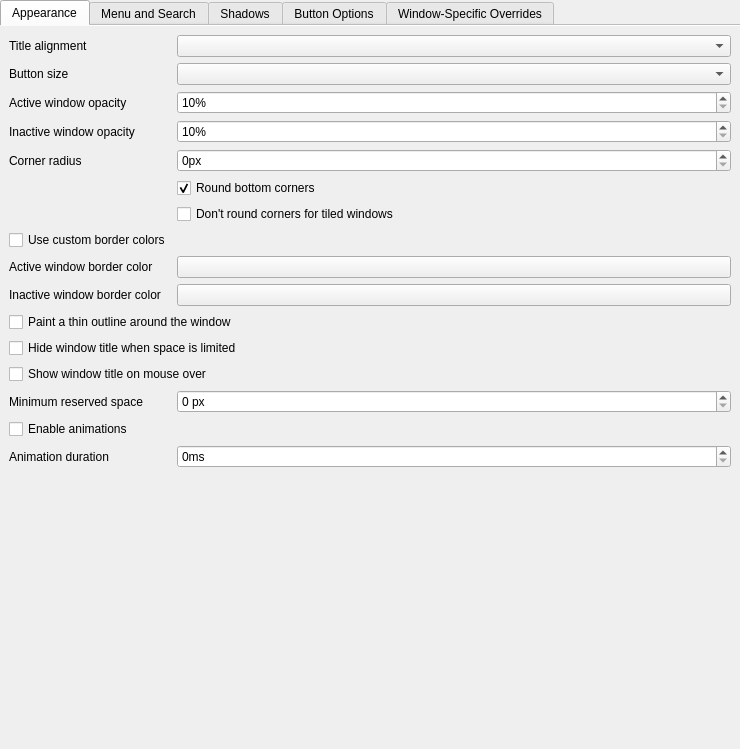
guiodic/material-decoration, file src/kcm/config.ui: the form before one commit.
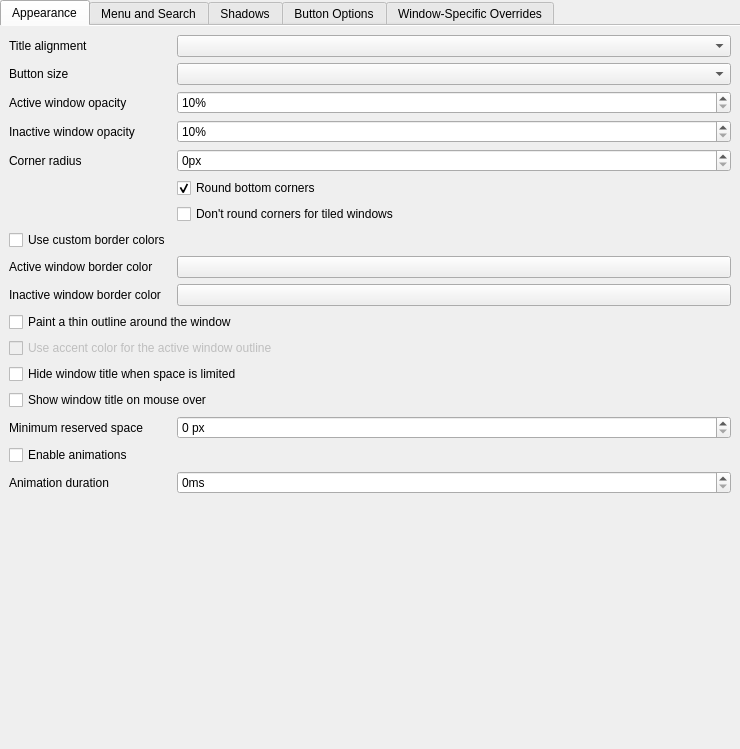
The form after the commit. Custom widgets are drawn as their Qt base class.

Commit message: Add optional accent color for the active window outline

What changed in the file:
```diff
--- a/src/kcm/config.ui
+++ b/src/kcm/config.ui
@@ -182,27 +182,37 @@
         </widget>
        </item>
        <item row="11" column="0" colspan="2">
+        <widget class="QCheckBox" name="kcfg_ActiveOutlineUsesAccent">
+         <property name="enabled">
+          <bool>false</bool>
+         </property>
+         <property name="text">
+          <string>Use accent color for the active window outline</string>
+         </property>
+        </widget>
+       </item>
+       <item row="12" column="0" colspan="2">
         <widget class="QCheckBox" name="kcfg_HideCaptionWhenLimitedSpace">
          <property name="text">
           <string>Hide window title when space is limited</string>
          </property>
         </widget>
        </item>
-       <item row="12" column="0" colspan="2">
+       <item row="13" column="0" colspan="2">
         <widget class="QCheckBox" name="kcfg_ShowCaptionOnHover">
          <property name="text">
           <string>Show window title on mouse over</string>
          </property>
         </widget>
        </item>
-       <item row="13" column="0">
+       <item row="14" column="0">
         <widget class="QLabel" name="label_minWidthForCaption">
          <property name="text">
           <string>Minimum reserved space</string>
          </property>
         </widget>
        </item>
-       <item row="13" column="1">
+       <item row="14" column="1">
         <widget class="QSpinBox" name="kcfg_MinWidthForCaption">
          <property name="suffix">
           <string> px</string>
@@ -215,21 +225,21 @@
          </property>
         </widget>
        </item>
-       <item row="14" column="0" colspan="2">
+       <item row="15" column="0" colspan="2">
         <widget class="QCheckBox" name="kcfg_AnimationsEnabled">
          <property name="text">
           <string>Enable animations</string>
          </property>
         </widget>
        </item>
-       <item row="15" column="0">
+       <item row="16" column="0">
         <widget class="QLabel" name="label_9">
          <property name="text">
           <string>Animation duration</string>
          </property>
         </widget>
        </item>
-       <item row="15" column="1">
+       <item row="16" column="1">
         <widget class="QSpinBox" name="kcfg_AnimationsDuration">
          <property name="suffix">
           <string>ms</string>
```
The commit also changes 8 other files.
